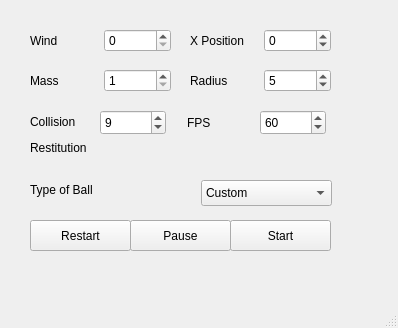
benlswift/Bouncing-Balls, file mainwindow.ui: the form before one commit.
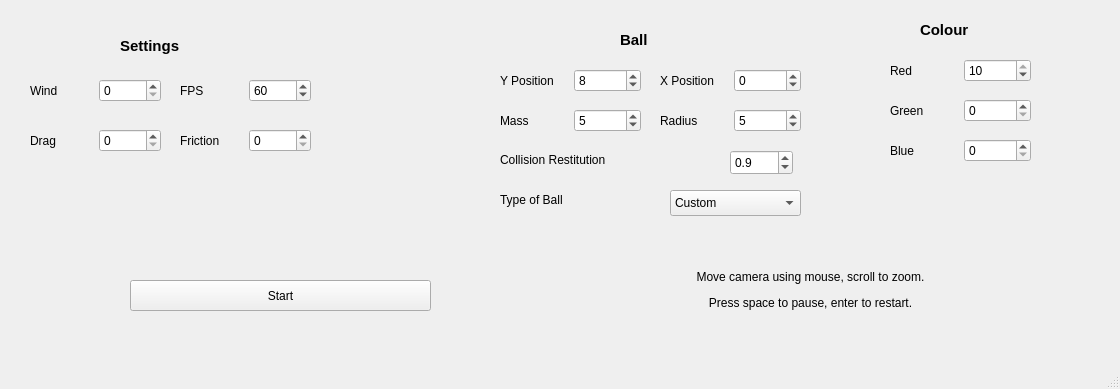
The form after the commit.

```diff
--- a/mainwindow.ui
+++ b/mainwindow.ui
@@ -6,8 +6,8 @@
    <rect>
     <x>0</x>
     <y>0</y>
-    <width>398</width>
-    <height>328</height>
+    <width>1120</width>
+    <height>389</height>
    </rect>
   </property>
   <property name="windowTitle">
@@ -17,9 +17,9 @@
    <widget class="QPushButton" name="startButton">
     <property name="geometry">
      <rect>
-      <x>230</x>
-      <y>220</y>
-      <width>101</width>
+      <x>130</x>
+      <y>280</y>
+      <width>301</width>
       <height>31</height>
      </rect>
     </property>
@@ -30,8 +30,8 @@
    <widget class="QWidget" name="horizontalLayoutWidget_2">
     <property name="geometry">
      <rect>
-      <x>30</x>
-      <y>60</y>
+      <x>500</x>
+      <y>100</y>
       <width>141</width>
       <height>41</height>
      </rect>
@@ -52,6 +52,9 @@
        <property name="maximum">
         <number>15</number>
        </property>
+       <property name="value">
+        <number>5</number>
+       </property>
       </widget>
      </item>
     </layout>
@@ -59,25 +62,34 @@
    <widget class="QWidget" name="horizontalLayoutWidget">
     <property name="geometry">
      <rect>
-      <x>30</x>
-      <y>20</y>
+      <x>500</x>
+      <y>60</y>
       <width>141</width>
       <height>41</height>
      </rect>
     </property>
     <layout class="QHBoxLayout" name="horizontalLayout_2">
      <item>
-      <widget class="QLabel" name="label">
+      <widget class="QLabel" name="label_14">
        <property name="text">
-        <string>Wind</string>
+        <string>Y Position</string>
        </property>
       </widget>
      </item>
      <item>
-      <widget class="QSpinBox" name="windBox">
+      <widget class="QSpinBox" name="yPosBox">
+       <property name="minimum">
+        <number>1</number>
+       </property>
        <property name="maximum">
         <number>10</number>
        </property>
+       <property name="singleStep">
+        <number>1</number>
+       </property>
+       <property name="value">
+        <number>8</number>
+       </property>
       </widget>
      </item>
     </layout>
@@ -85,8 +97,8 @@
    <widget class="QWidget" name="horizontalLayoutWidget_3">
     <property name="geometry">
      <rect>
-      <x>190</x>
-      <y>20</y>
+      <x>660</x>
+      <y>60</y>
       <width>141</width>
       <height>41</height>
      </rect>
@@ -114,37 +126,11 @@
      </item>
     </layout>
    </widget>
-   <widget class="QPushButton" name="startButton_2">
-    <property name="geometry">
-     <rect>
-      <x>130</x>
-      <y>220</y>
-      <width>101</width>
-      <height>31</height>
-     </rect>
-    </property>
-    <property name="text">
-     <string>Pause</string>
-    </property>
-   </widget>
-   <widget class="QPushButton" name="startButton_3">
-    <property name="geometry">
-     <rect>
-      <x>30</x>
-      <y>220</y>
-      <width>101</width>
-      <height>31</height>
-     </rect>
-    </property>
-    <property name="text">
-     <string>Restart</string>
-    </property>
-   </widget>
    <widget class="QWidget" name="horizontalLayoutWidget_4">
     <property name="geometry">
      <rect>
-      <x>190</x>
-      <y>60</y>
+      <x>660</x>
+      <y>100</y>
       <width>141</width>
       <height>41</height>
      </rect>
@@ -175,87 +161,27 @@
      </item>
     </layout>
    </widget>
-   <widget class="QLabel" name="label_5">
-    <property name="geometry">
-     <rect>
-      <x>187</x>
-      <y>103</y>
-      <width>67</width>
-      <height>39</height>
-     </rect>
-    </property>
-    <property name="text">
-     <string>FPS</string>
-    </property>
-   </widget>
-   <widget class="QSpinBox" name="fpsBox">
-    <property name="geometry">
-     <rect>
-      <x>260</x>
-      <y>110</y>
-      <width>66</width>
-      <height>25</height>
-     </rect>
-    </property>
-    <property name="minimum">
-     <number>1</number>
-    </property>
-    <property name="maximum">
-     <number>120</number>
-    </property>
-    <property name="singleStep">
-     <number>10</number>
-    </property>
-    <property name="value">
-     <number>60</number>
-    </property>
-   </widget>
    <widget class="QLabel" name="label_6">
     <property name="geometry">
      <rect>
-      <x>30</x>
-      <y>100</y>
-      <width>81</width>
-      <height>71</height>
+      <x>500</x>
+      <y>140</y>
+      <width>151</width>
+      <height>41</height>
      </rect>
     </property>
     <property name="text">
-     <string>&lt;html&gt;&lt;head/&gt;&lt;body&gt;&lt;p&gt;Collision&lt;/p&gt;&lt;p&gt;Restitution&lt;/p&gt;&lt;/body&gt;&lt;/html&gt;</string>
+     <string>&lt;html&gt;&lt;head/&gt;&lt;body&gt;&lt;p&gt;Collision Restitution&lt;/p&gt;&lt;/body&gt;&lt;/html&gt;</string>
     </property>
     <property name="textFormat">
      <enum>Qt::RichText</enum>
     </property>
    </widget>
-   <widget class="QSpinBox" name="colRestBox">
-    <property name="geometry">
-     <rect>
-      <x>100</x>
-      <y>110</y>
-      <width>66</width>
-      <height>25</height>
-     </rect>
-    </property>
-    <property name="minimum">
-     <number>0</number>
-    </property>
-    <property name="maximum">
-     <number>10</number>
-    </property>
-    <property name="singleStep">
-     <number>1</number>
-    </property>
-    <property name="stepType">
-     <enum>QAbstractSpinBox::AdaptiveDecimalStepType</enum>
-    </property>
-    <property name="value">
-     <number>9</number>
-    </property>
-   </widget>
    <widget class="QLabel" name="label_7">
     <property name="geometry">
      <rect>
-      <x>30</x>
-      <y>180</y>
+      <x>500</x>
+      <y>190</y>
       <width>101</width>
       <height>21</height>
      </rect>
@@ -270,8 +196,8 @@
    <widget class="QComboBox" name="ballBox">
     <property name="geometry">
      <rect>
-      <x>201</x>
-      <y>180</y>
+      <x>670</x>
+      <y>190</y>
       <width>131</width>
       <height>26</height>
      </rect>
@@ -303,6 +229,310 @@
      </property>
     </item>
    </widget>
+   <widget class="QWidget" name="horizontalLayoutWidget_5">
+    <property name="geometry">
+     <rect>
+      <x>890</x>
+      <y>130</y>
+      <width>141</width>
+      <height>41</height>
+     </rect>
+    </property>
+    <layout class="QHBoxLayout" name="horizontalLayout_6">
+     <item>
+      <widget class="QLabel" name="label_8">
+       <property name="text">
+        <string>Blue</string>
+       </property>
+      </widget>
+     </item>
+     <item>
+      <widget class="QSpinBox" name="blueBox">
+       <property name="minimum">
+        <number>0</number>
+       </property>
+       <property name="maximum">
+        <number>10</number>
+       </property>
+       <property name="singleStep">
+        <number>1</number>
+       </property>
+      </widget>
+     </item>
+    </layout>
+   </widget>
+   <widget class="QWidget" name="horizontalLayoutWidget_6">
+    <property name="geometry">
+     <rect>
+      <x>890</x>
+      <y>50</y>
+      <width>141</width>
+      <height>41</height>
+     </rect>
+    </property>
+    <layout class="QHBoxLayout" name="horizontalLayout_7">
+     <item>
+      <widget class="QLabel" name="label_9">
+       <property name="text">
+        <string>Red</string>
+       </property>
+      </widget>
+     </item>
+     <item>
+      <widget class="QSpinBox" name="redBox">
+       <property name="minimum">
+        <number>0</number>
+       </property>
+       <property name="maximum">
+        <number>10</number>
+       </property>
+       <property name="value">
+        <number>10</number>
+       </property>
+      </widget>
+     </item>
+    </layout>
+   </widget>
+   <widget class="QWidget" name="horizontalLayoutWidget_8">
+    <property name="geometry">
+     <rect>
+      <x>890</x>
+      <y>90</y>
+      <width>141</width>
+      <height>41</height>
+     </rect>
+    </property>
+    <layout class="QHBoxLayout" name="horizontalLayout_9">
+     <item>
+      <widget class="QLabel" name="label_11">
+       <property name="text">
+        <string>Green</string>
+       </property>
+      </widget>
+     </item>
+     <item>
+      <widget class="QSpinBox" name="greenBox">
+       <property name="minimum">
+        <number>0</number>
+       </property>
+       <property name="maximum">
+        <number>10</number>
+       </property>
+       <property name="value">
+        <number>0</number>
+       </property>
+      </widget>
+     </item>
+    </layout>
+   </widget>
+   <widget class="QLabel" name="label_10">
+    <property name="geometry">
+     <rect>
+      <x>920</x>
+      <y>20</y>
+      <width>81</width>
+      <height>20</height>
+     </rect>
+    </property>
+    <property name="font">
+     <font>
+      <pointsize>11</pointsize>
+      <weight>75</weight>
+      <bold>true</bold>
+     </font>
+    </property>
+    <property name="text">
+     <string>Colour</string>
+    </property>
+   </widget>
+   <widget class="QLabel" name="label_12">
+    <property name="geometry">
+     <rect>
+      <x>660</x>
+      <y>270</y>
+      <width>301</width>
+      <height>81</height>
+     </rect>
+    </property>
+    <property name="text">
+     <string>&lt;html&gt;&lt;head/&gt;&lt;body&gt;&lt;p align=&quot;center&quot;&gt;Move camera using mouse, scroll to zoom.&lt;/p&gt;&lt;p align=&quot;center&quot;&gt;Press space to pause, enter to restart.&lt;/p&gt;&lt;p align=&quot;center&quot;&gt;&lt;br/&gt;&lt;/p&gt;&lt;/body&gt;&lt;/html&gt;</string>
+    </property>
+   </widget>
+   <widget class="QDoubleSpinBox" name="colRestBox">
+    <property name="geometry">
+     <rect>
+      <x>730</x>
+      <y>150</y>
+      <width>63</width>
+      <height>25</height>
+     </rect>
+    </property>
+    <property name="decimals">
+     <number>1</number>
+    </property>
+    <property name="maximum">
+     <double>1.000000000000000</double>
+    </property>
+    <property name="singleStep">
+     <double>0.100000000000000</double>
+    </property>
+    <property name="value">
+     <double>0.900000000000000</double>
+    </property>
+   </widget>
+   <widget class="QLabel" name="label_16">
+    <property name="geometry">
+     <rect>
+      <x>620</x>
+      <y>30</y>
+      <width>81</width>
+      <height>20</height>
+     </rect>
+    </property>
+    <property name="font">
+     <font>
+      <pointsize>11</pointsize>
+      <weight>75</weight>
+      <bold>true</bold>
+     </font>
+    </property>
+    <property name="text">
+     <string>Ball</string>
+    </property>
+   </widget>
+   <widget class="QLabel" name="label_17">
+    <property name="geometry">
+     <rect>
+      <x>120</x>
+      <y>30</y>
+      <width>141</width>
+      <height>31</height>
+     </rect>
+    </property>
+    <property name="font">
+     <font>
+      <pointsize>11</pointsize>
+      <weight>75</weight>
+      <bold>true</bold>
+     </font>
+    </property>
+    <property name="text">
+     <string>Settings</string>
+    </property>
+   </widget>
+   <widget class="QWidget" name="horizontalLayoutWidget_7">
+    <property name="geometry">
+     <rect>
+      <x>30</x>
+      <y>70</y>
+      <width>131</width>
+      <height>41</height>
+     </rect>
+    </property>
+    <layout class="QHBoxLayout" name="horizontalLayout">
+     <item>
+      <widget class="QLabel" name="label">
+       <property name="text">
+        <string>Wind</string>
+       </property>
+      </widget>
+     </item>
+     <item>
+      <widget class="QSpinBox" name="windBox">
+       <property name="maximum">
+        <number>10</number>
+       </property>
+      </widget>
+     </item>
+    </layout>
+   </widget>
+   <widget class="QWidget" name="horizontalLayoutWidget_9">
+    <property name="geometry">
+     <rect>
+      <x>180</x>
+      <y>70</y>
+      <width>131</width>
+      <height>41</height>
+     </rect>
+    </property>
+    <layout class="QHBoxLayout" name="horizontalLayout_8">
+     <item>
+      <widget class="QLabel" name="label_5">
+       <property name="text">
+        <string>FPS</string>
+       </property>
+      </widget>
+     </item>
+     <item>
+      <widget class="QSpinBox" name="fpsBox">
+       <property name="minimum">
+        <number>1</number>
+       </property>
+       <property name="maximum">
+        <number>120</number>
+       </property>
+       <property name="singleStep">
+        <number>10</number>
+       </property>
+       <property name="value">
+        <number>60</number>
+       </property>
+      </widget>
+     </item>
+    </layout>
+   </widget>
+   <widget class="QWidget" name="horizontalLayoutWidget_10">
+    <property name="geometry">
+     <rect>
+      <x>30</x>
+      <y>120</y>
+      <width>131</width>
+      <height>41</height>
+     </rect>
+    </property>
+    <layout class="QHBoxLayout" name="horizontalLayout_10">
+     <item>
+      <widget class="QLabel" name="label_15">
+       <property name="text">
+        <string>Drag</string>
+       </property>
+      </widget>
+     </item>
+     <item>
+      <widget class="QSpinBox" name="dragBox">
+       <property name="maximum">
+        <number>10</number>
+       </property>
+      </widget>
+     </item>
+    </layout>
+   </widget>
+   <widget class="QWidget" name="horizontalLayoutWidget_11">
+    <property name="geometry">
+     <rect>
+      <x>180</x>
+      <y>120</y>
+      <width>131</width>
+      <height>41</height>
+     </rect>
+    </property>
+    <layout class="QHBoxLayout" name="horizontalLayout_11">
+     <item>
+      <widget class="QLabel" name="label_13">
+       <property name="text">
+        <string>Friction</string>
+       </property>
+      </widget>
+     </item>
+     <item>
+      <widget class="QSpinBox" name="frictionBox">
+       <property name="maximum">
+        <number>10</number>
+       </property>
+      </widget>
+     </item>
+    </layout>
+   </widget>
   </widget>
   <widget class="QMenuBar" name="menubar">
    <property name="geometry">
```
Left out of the diff: 2 changed lines with no effect on the pictures.
